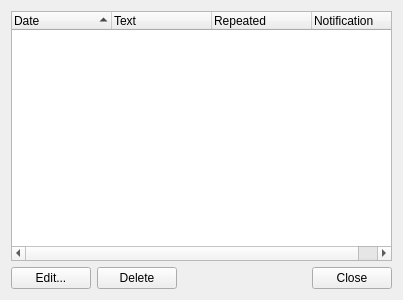
Old version of the form notelistwindow.ui in the repository Ogaros/NoteKeeper.
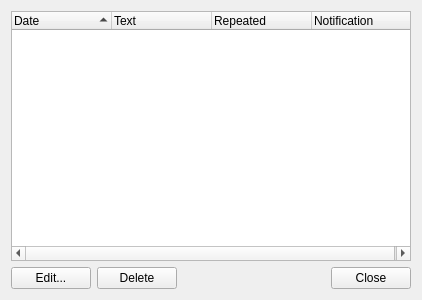
New version of the form. Icons and pictures are not drawn.

Commit message: Sorting now makes sense

Diff of the .ui file:
```diff
--- a/notelistwindow.ui
+++ b/notelistwindow.ui
@@ -9,7 +9,7 @@
    <rect>
     <x>0</x>
     <y>0</y>
-    <width>403</width>
+    <width>422</width>
     <height>300</height>
    </rect>
   </property>
@@ -23,6 +23,18 @@
   <layout class="QVBoxLayout" name="verticalLayout">
    <item>
     <widget class="QTreeWidget" name="treeWidget">
+     <property name="sizePolicy">
+      <sizepolicy hsizetype="Expanding" vsizetype="Expanding">
+       <horstretch>1</horstretch>
+       <verstretch>0</verstretch>
+      </sizepolicy>
+     </property>
+     <property name="horizontalScrollBarPolicy">
+      <enum>Qt::ScrollBarAsNeeded</enum>
+     </property>
+     <property name="sizeAdjustPolicy">
+      <enum>QAbstractScrollArea::AdjustToContentsOnFirstShow</enum>
+     </property>
      <property name="alternatingRowColors">
       <bool>true</bool>
      </property>
```
The commit also changes 2 other files.
